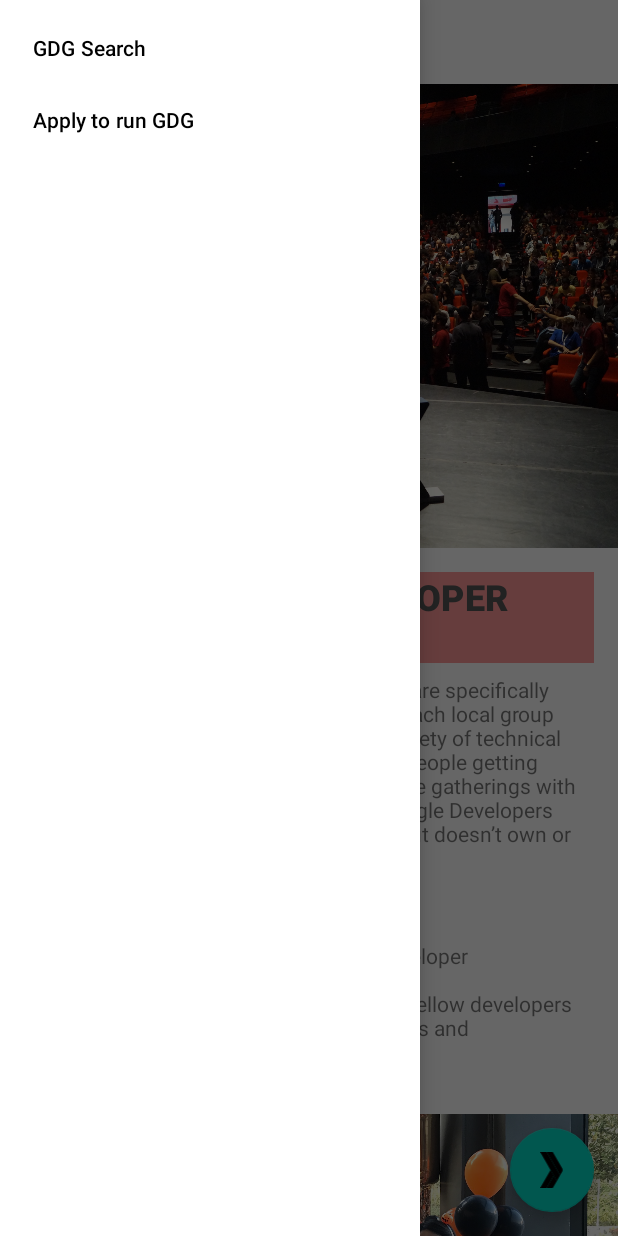
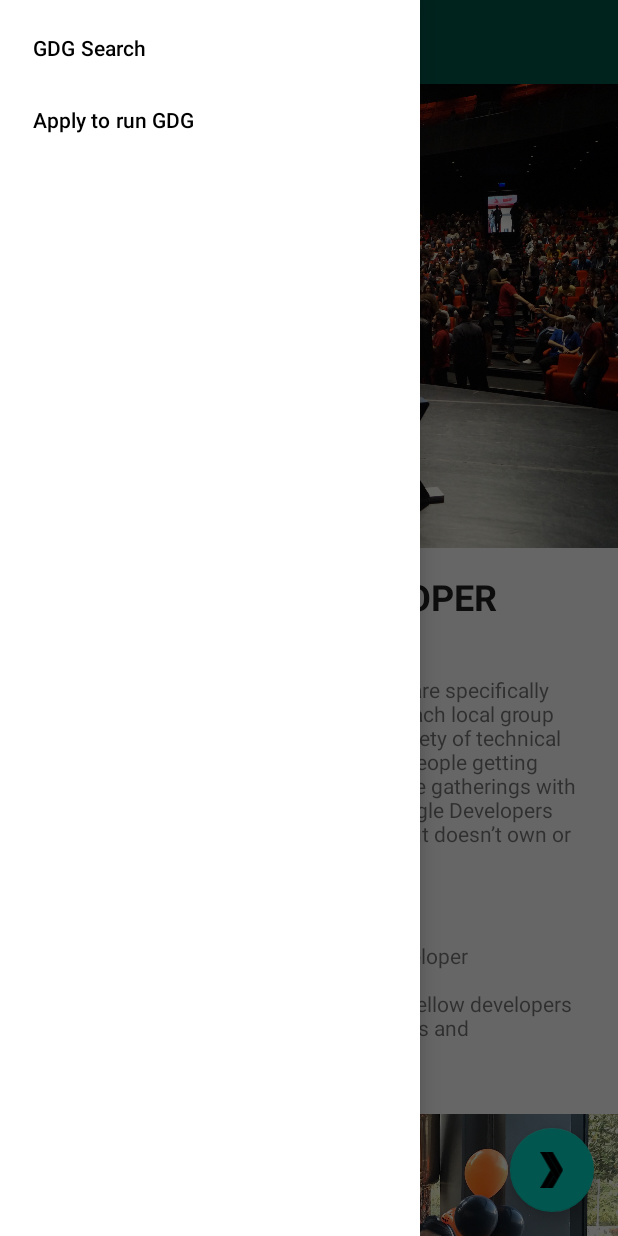
Before and after one commit to mozgolom112/Sber-Android-Education, an Android app: the screen it shows after launch (MainActivity), with the side drawer open, on a phone screen of 412 x 824 dp. Run offline under Robolectric (Android 15) with nearby library versions, the phone set to English and light mode, and no system bars; our stand-ins replace navigation-ui; Roboto replaces fonts that are not available here; 1 statement that could not run was skipped.

Commit message:
Add Material Attributes and Overlay

```diff
--- a/Dev_Android_Apps_with_Kotlin/Lesson_10/andfun-kotlin-gdg-finder-starter-code/app/src/main/res/layout/activity_main.xml
+++ b/Dev_Android_Apps_with_Kotlin/Lesson_10/andfun-kotlin-gdg-finder-starter-code/app/src/main/res/layout/activity_main.xml
@@ -13,11 +13,13 @@
         <androidx.appcompat.widget.Toolbar
             android:id="@+id/toolbar"
             android:layout_width="match_parent"
-            android:layout_height="?attr/actionBarSize">
-
+            android:layout_height="?attr/actionBarSize"
+            android:theme="@style/ThemeOverlay.MaterialComponents.Dark.ActionBar"
+            android:background="?colorPrimaryDark">
             <ImageView
                 android:id="@+id/imgvHero"
                 android:layout_width="150dp"
+                android:tint="?colorOnPrimary"
                 android:layout_height="match_parent"
                 android:contentDescription="@string/app_name"
                 app:srcCompat="@drawable/logo" />
--- a/Dev_Android_Apps_with_Kotlin/Lesson_10/andfun-kotlin-gdg-finder-starter-code/app/src/main/res/layout/home_fragment.xml
+++ b/Dev_Android_Apps_with_Kotlin/Lesson_10/andfun-kotlin-gdg-finder-starter-code/app/src/main/res/layout/home_fragment.xml
@@ -29,11 +29,10 @@
 
             <TextView
                 android:id="@+id/txtvTitle"
-                style="@style/TextAppearance.Title"
+                android:textAppearance="?attr/textAppearanceHeadline5"
                 android:layout_width="0dp"
                 android:layout_height="wrap_content"
                 android:layout_marginTop="16dp"
-                android:background="#ff9999"
                 android:fontFamily="monospace"
                 android:text="@string/about_google_developer_groups"
                 android:textAllCaps="true"
@@ -44,7 +43,7 @@
 
             <TextView
                 android:id="@+id/txtvSubtitle"
-                style="@style/TextAppearance.Subtitle"
+                android:textAppearance="?attr/textAppearanceHeadline6"
                 android:layout_width="0dp"
                 android:layout_height="wrap_content"
                 android:layout_marginTop="13dp"
@@ -104,9 +103,6 @@
 
     <com.google.android.material.floatingactionbutton.FloatingActionButton
         android:id="@+id/btnFloatingAction"
-        android:layout_width="wrap_content"
-        android:layout_height="wrap_content"
-        android:layout_gravity="end|bottom"
-        android:layout_margin="16dp"
-        app:srcCompat="@drawable/ic_gdg" />
+        app:srcCompat="@drawable/ic_gdg"
+        style="@style/fab" />
 </androidx.coordinatorlayout.widget.CoordinatorLayout>
--- a/Dev_Android_Apps_with_Kotlin/Lesson_10/andfun-kotlin-gdg-finder-starter-code/app/src/main/res/values/styles.xml
+++ b/Dev_Android_Apps_with_Kotlin/Lesson_10/andfun-kotlin-gdg-finder-starter-code/app/src/main/res/values/styles.xml
@@ -8,14 +8,19 @@
         <item name="colorAccent">@color/colorAccent</item>
         <item name="fontFamily">@font/lobster_two</item>
         <item name="android:fontFamily">@font/lobster_two</item>
+
+        <item name="textAppearanceHeadline6">@style/CustomHeadLine6</item>
     </style>
 
-    <style name="TextAppearance.Title" parent="TextAppearance.MaterialComponents.Headline6">
-        <item name="android:textSize">24sp</item>
-        <item name="android:textColor">#555555</item>
+    <style name="CustomHeadLine6" parent="Base.TextAppearance.MaterialComponents.Headline6">
+        <item name="android:textSize">18sp</item>
     </style>
 
-    <style name="TextAppearance.Subtitle" parent="TextAppearance.Title">
-        <item name="android:textSize">18sp</item>
+
+    <style name="fab">
+        <item name="android:layout_width">wrap_content</item>
+        <item name="android:layout_height">wrap_content</item>
+        <item name="android:layout_gravity">end|bottom</item>
+        <item name="android:layout_margin">16dp</item>
     </style>
 </resources>
```
